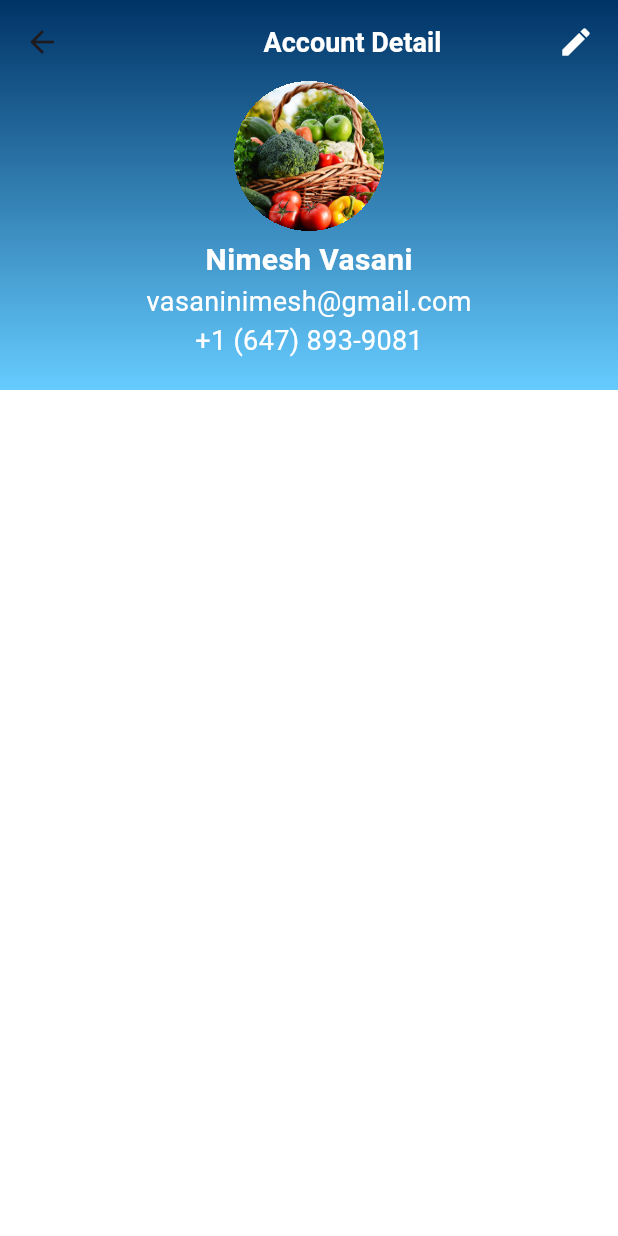
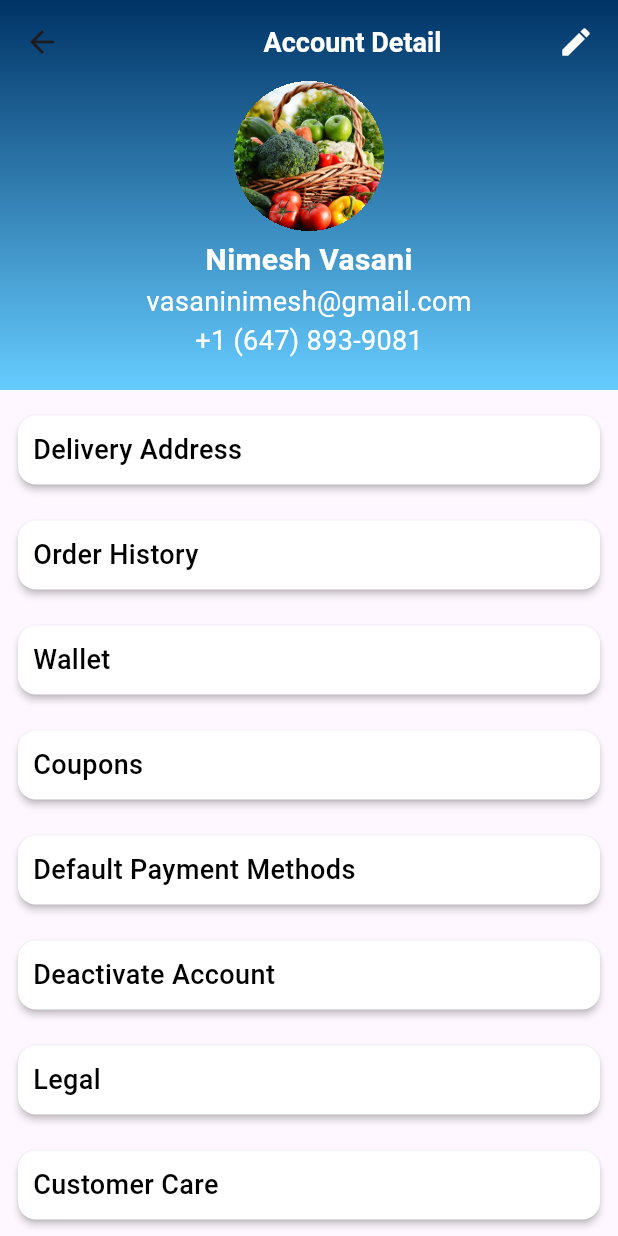
Before and after one commit to NimeshVasani/manage_my_store, a Flutter app: the ProfileScreen screen opened directly, on a phone screen of 412 x 824 dp. Run offline on Flutter 3.47's test engine with Material 3 defaults, Android fonts, the phone set to English and light mode, and no system bars; our stand-ins replace badges, card_swiper, firebase_auth, firebase_core, font_awesome_flutter, get_it and 1 more; missing offline and left inert: firebase_ui_auth; accounts and stored records are empty.

Commit message:
UI Update

```diff
--- a/lib/ui/screens/mainscreen.dart
+++ b/lib/ui/screens/mainscreen.dart
@@ -18,8 +18,8 @@ class _MainScreenState extends State<MainScreen> {
   static const List<Widget> _bottomNavScreens = [
     ShopScreen(),
     SearchScreen(),
+    ShopScreen(),
     ProfileScreen(),
-    ShopScreen(),
   ];
 
   @override
--- a/lib/ui/screens/profilescreen.dart
+++ b/lib/ui/screens/profilescreen.dart
@@ -1,6 +1,7 @@
 import 'package:flutter/material.dart';
 import 'package:flutter/services.dart';
 import 'package:manage_my_store/ui/widgets/profilescreenwidgets/customappbar.dart';
+import 'package:manage_my_store/ui/widgets/profilescreenwidgets/settinglist.dart';
 
 class ProfileScreen extends StatefulWidget {
   const ProfileScreen({super.key});
@@ -13,26 +14,23 @@ class _ProfileScreenState extends State<ProfileScreen> {
   @override
   Widget build(BuildContext context) {
     return Scaffold(
-        backgroundColor: Colors.white,
         body: CustomScrollView(
       slivers: [
         const CustomAppBar(),
         SliverList(
             delegate: SliverChildBuilderDelegate(
-                    (context, index) => Padding(
-                          padding: const EdgeInsets.all(8.0),
-                          child: Container(
-                            color: Colors.white,
-                            child: Column(
-                              mainAxisSize: MainAxisSize.min,
-                              crossAxisAlignment: CrossAxisAlignment.end,
+                (context, index) => const Column(
+                      mainAxisAlignment: MainAxisAlignment.start,
+                      crossAxisAlignment: CrossAxisAlignment.start,
                       children: [
-                                const SizedBox(
+                        SizedBox(
                           height: 5,
                         ),
+                        SettingList(),
+                        SizedBox(
+                          height: 50,
+                        ),
                       ],
-                            ),
-                          ),
                     ),
                 childCount: 1))
       ],
--- a/lib/ui/screens/searchscreen.dart
+++ b/lib/ui/screens/searchscreen.dart
@@ -25,7 +25,7 @@ class _SearchScreenState extends State<SearchScreen> {
   @override
   Widget build(BuildContext context) {
     return Scaffold(
-        backgroundColor: const Color(0xFF333300),
+        backgroundColor: const Color(0xFF003366),
         body: SafeArea(
             child: CustomScrollView(
                 shrinkWrap: true,
--- a/lib/ui/widgets/profilescreenwidgets/customappbar.dart
+++ b/lib/ui/widgets/profilescreenwidgets/customappbar.dart
@@ -40,13 +40,11 @@ class _CustomAppBarState extends State<CustomAppBar> {
         flexibleSpace: FlexibleSpaceBar(
             titlePadding: EdgeInsets.zero,
             background: Container(
-                decoration:  const BoxDecoration(
+                decoration: const BoxDecoration(
                     gradient: LinearGradient(
                         begin: Alignment.topCenter,
                         end: Alignment.bottomCenter,
-                        colors: [
-                          Color(0xFF003366), Color(0xFF66ccff)
-                    ])),
+                        colors: [Color(0xFF003366), Color(0xFF66ccff)])),
                 child: Column(
                   mainAxisAlignment: MainAxisAlignment.end,
                   children: [
--- /dev/null
+++ b/lib/ui/widgets/profilescreenwidgets/settinglist.dart
@@ -0,0 +1,53 @@
+import 'package:flutter/material.dart';
+import 'package:manage_my_store/ui/widgets/customtext.dart';
+
+class SettingList extends StatefulWidget {
+  const SettingList({super.key});
+
+  @override
+  State<SettingList> createState() => _SettingListState();
+}
+
+class _SettingListState extends State<SettingList> {
+
+  var settingNames = [
+    'Delivery Address',
+    'Order History',
+    'Wallet',
+    'Coupons',
+    'Default Payment Methods',
+    'Deactivate Account',
+    'Legal',
+    'Customer Care',
+    'Logout'
+  ];
+
+  @override
+  Widget build(BuildContext context) {
+    return ListView.builder(itemBuilder: (BuildContext context, int index) {
+      return Padding(
+        padding: const EdgeInsets.all(8.0),
+        child: Card(
+          elevation: 2.0,
+          surfaceTintColor: Colors.transparent,
+          color: Colors.white,
+          child: Padding(
+            padding: const EdgeInsets.all(10.0),
+            child: Container(
+              decoration: BoxDecoration(
+                borderRadius: BorderRadius.circular(20),
+              ),
+              child:customTextView(settingNames[index], 18, FontWeight.w500, Colors.black, 1),
+            ),
+          ),
+        ),
+      );
+
+    },
+      padding: EdgeInsets.zero,
+      physics: const NeverScrollableScrollPhysics(),
+      itemCount: settingNames.length,
+      shrinkWrap: true,
+    );
+  }
+}
--- a/lib/ui/widgets/searchscreenwidgets/appbar.dart
+++ b/lib/ui/widgets/searchscreenwidgets/appbar.dart
@@ -4,7 +4,7 @@ import 'package:manage_my_store/ui/widgets/searchscreenwidgets/customsearchbar.d
 
 SliverAppBar appBar() {
   return SliverAppBar(
-      backgroundColor: const Color(0xFF333300),
+      backgroundColor: const Color(0xFF003366),
       surfaceTintColor: Colors.transparent,
       // Set this height
       expandedHeight: 120,
@@ -20,7 +20,7 @@ SliverAppBar appBar() {
           background: Container(
             decoration: const BoxDecoration(
               gradient: LinearGradient(
-                colors: [Color(0xFF333300), Color(0xFF999966)],
+                colors: [Color(0xFF003366), Color(0xFF66ccff)],
                 // Add your desired colors
                 begin: Alignment.topCenter,
                 end: Alignment.bottomCenter,
```
Lines whose indentation alone changed are shown as unchanged.
